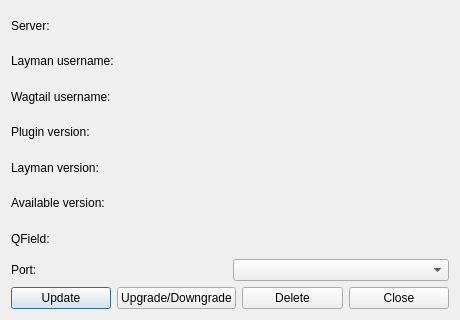
Before: the Qt Designer form dlg_userInfo.ui in LESPROJEKT/qgis-layman-plugin, drawn with Qt 5.
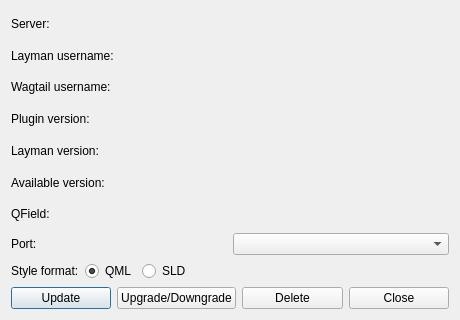
After: the same form once the commit is applied. Icons and pictures are not drawn.

The edit to the form file:
```diff
--- a/dlg_userInfo.ui
+++ b/dlg_userInfo.ui
@@ -145,6 +145,47 @@
      </item>
     </layout>
    </item>
+   <item>
+    <layout class="QHBoxLayout" name="horizontalLayout_style">
+     <item>
+      <widget class="QLabel" name="label_style">
+       <property name="text">
+        <string>Style format:</string>
+       </property>
+      </widget>
+     </item>
+     <item>
+      <widget class="QRadioButton" name="radioButton_qml">
+       <property name="text">
+        <string>QML</string>
+       </property>
+       <property name="checked">
+        <bool>true</bool>
+       </property>
+      </widget>
+     </item>
+     <item>
+      <widget class="QRadioButton" name="radioButton_sld">
+       <property name="text">
+        <string>SLD</string>
+       </property>
+      </widget>
+     </item>
+     <item>
+      <spacer name="horizontalSpacer_style">
+       <property name="orientation">
+        <enum>Qt::Horizontal</enum>
+       </property>
+       <property name="sizeHint" stdset="0">
+        <size>
+         <width>40</width>
+         <height>20</height>
+        </size>
+       </property>
+      </spacer>
+     </item>
+    </layout>
+   </item>
    <item>
     <layout class="QHBoxLayout" name="horizontalLayout_3">
      <item>
```
